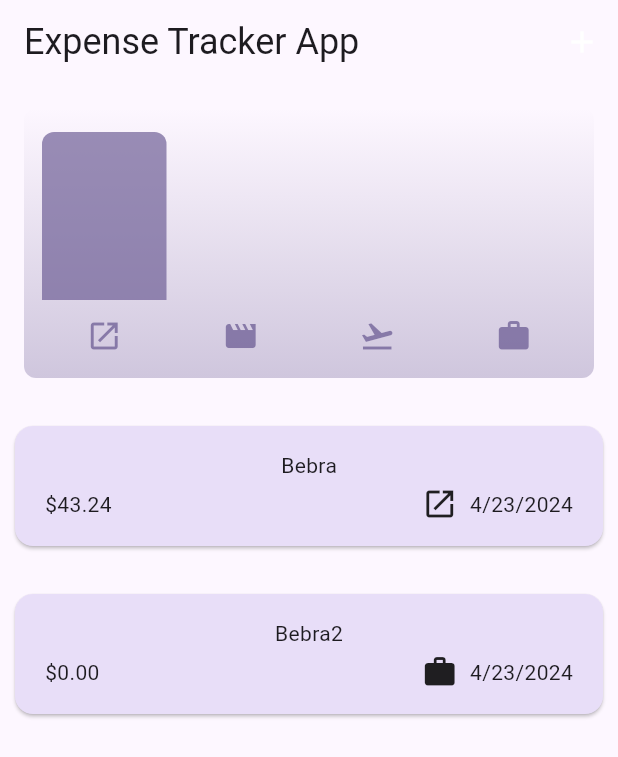
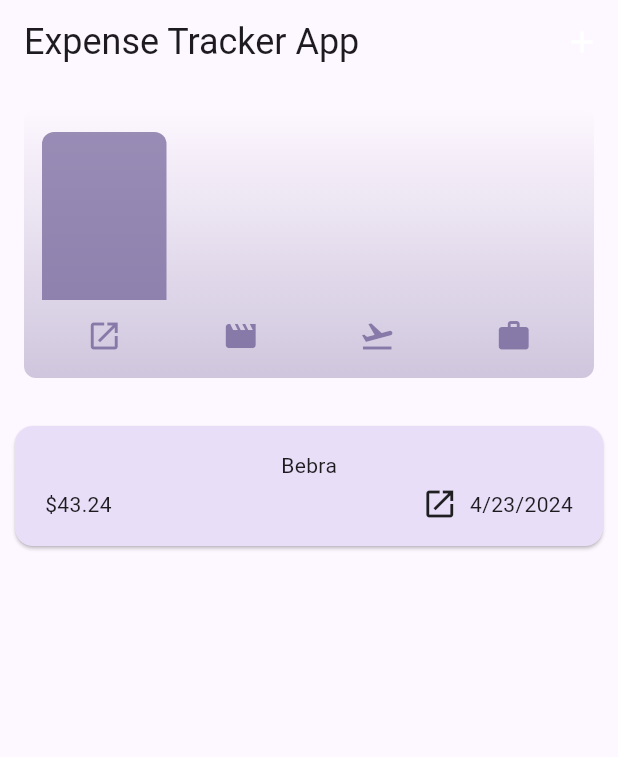
Before and after one commit to loremm34/expense_tracker, a Flutter app: the screen it shows after launch, on a phone screen of 412 x 824 dp. Shown: the top 757 px of the screen. Run offline on Flutter 3.47's test engine with Material 3 defaults, Android fonts, the phone set to English and light mode, and no system bars.

Commit message:
nothing lol

```diff
--- a/lib/expenses.dart
+++ b/lib/expenses.dart
@@ -19,11 +19,6 @@ class _Expenses extends State<Expenses> {
         amount: 43.243,
         date: DateTime.now(),
         category: Category.food),
-    Expense(
-        title: "Bebra2",
-        amount: 0,
-        date: DateTime.now(),
-        category: Category.work)
   ];
 
   void _openAddModalSheet() {
--- a/lib/models/Expense.dart
+++ b/lib/models/Expense.dart
@@ -37,6 +37,7 @@ class Expense {
   String get formattedDate {
     return formatter.format(date);
   }
+
 }
 
 class ExpenseBucket {
--- a/lib/widgets/chart/chart.dart
+++ b/lib/widgets/chart/chart.dart
@@ -2,6 +2,7 @@ import 'package:flutter/material.dart';
 
 import 'package:expense_tracker/widgets/chart/chart_bar.dart';
 import 'package:expense_tracker/models/expense.dart';
+
 
 class Chart extends StatelessWidget {
   const Chart({super.key, required this.expenses});
--- a/pubspec.yaml
+++ b/pubspec.yaml
@@ -37,6 +37,7 @@ dependencies:
   cupertino_icons: ^1.0.6
   uuid: ^4.3.3
   intl: ^0.19.0
+  fl_chart: ^0.67.0
 
 dev_dependencies:
   flutter_test:
```
Also changed, not shown: pubspec.lock.
